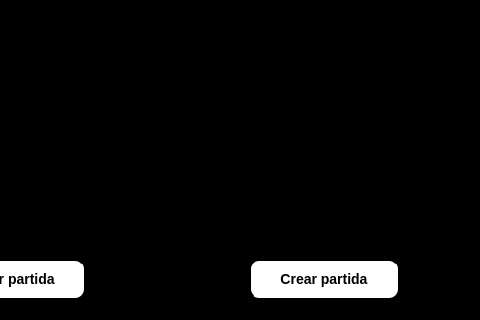
This is client/vista/menu_partidas.ui in AlanValdevenito/Worms as Qt 5 draws it before an edit; both pictures show x 160 to 640 and y 160 to 480 of the 640 by 480 pixel window. The edited form follows.
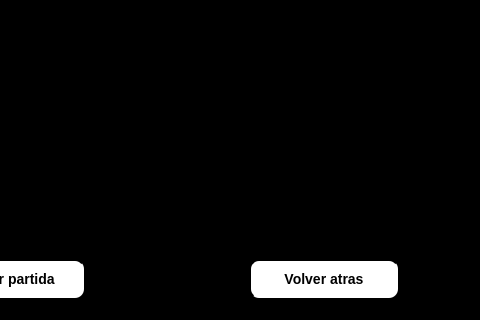
This is the edited form.

Commit message: Se agrega la opcion de volver a la ventana 'Menu Principal' desde todas las otras ventanas

```diff
--- a/client/vista/menu_partidas.ui
+++ b/client/vista/menu_partidas.ui
@@ -183,7 +183,7 @@
 }</string>
        </property>
        <property name="text">
-        <string>Crear partida</string>
+        <string>Volver atras</string>
        </property>
       </widget>
      </widget>
```
Left out of the diff: 2 changed lines with no effect on the pictures. The commit also changes 7 other files.
